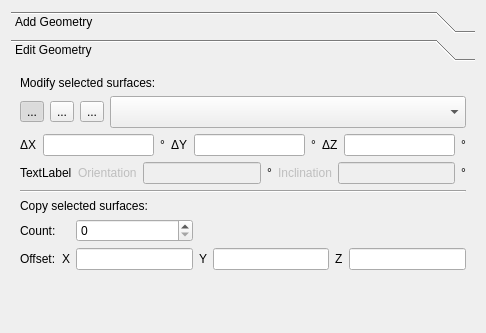
This is SIM-VICUS/src/SVPropEditGeometry.ui in ghorwin/SIM-VICUS as Qt 5 draws it before an edit; both pictures show x 0 to 486 and y 0 to 333 of the 486 by 627 pixel window. The edited form follows.
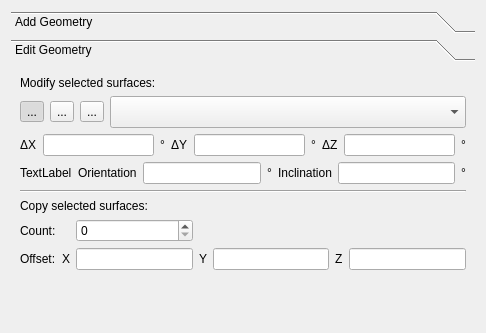
This is the edited form. Icons and pictures are not drawn. Custom widgets are drawn as their Qt base class.

What changed in the file:
```diff
--- a/SIM-VICUS/src/SVPropEditGeometry.ui
+++ b/SIM-VICUS/src/SVPropEditGeometry.ui
@@ -30,8 +30,8 @@
        <rect>
         <x>0</x>
         <y>0</y>
-        <width>468</width>
-        <height>545</height>
+        <width>474</width>
+        <height>571</height>
        </rect>
       </property>
       <attribute name="label">
@@ -155,8 +155,8 @@
        <rect>
         <x>0</x>
         <y>0</y>
-        <width>468</width>
-        <height>545</height>
+        <width>474</width>
+        <height>571</height>
        </rect>
       </property>
       <attribute name="label">
@@ -348,7 +348,7 @@
          <item>
           <widget class="QLabel" name="labelRotateOrientationAbs">
            <property name="enabled">
-            <bool>false</bool>
+            <bool>true</bool>
            </property>
            <property name="text">
             <string>Orientation</string>
@@ -358,7 +358,7 @@
          <item>
           <widget class="QtExt::ValidatingLineEdit" name="lineEditOrientation">
            <property name="enabled">
-            <bool>false</bool>
+            <bool>true</bool>
            </property>
           </widget>
          </item>
@@ -372,7 +372,7 @@
          <item>
           <widget class="QLabel" name="labelRotateInclinationAbs">
            <property name="enabled">
-            <bool>false</bool>
+            <bool>true</bool>
            </property>
            <property name="text">
             <string>Inclination</string>
@@ -382,7 +382,7 @@
          <item>
           <widget class="QtExt::ValidatingLineEdit" name="lineEditInclination">
            <property name="enabled">
-            <bool>false</bool>
+            <bool>true</bool>
            </property>
           </widget>
          </item>
```
